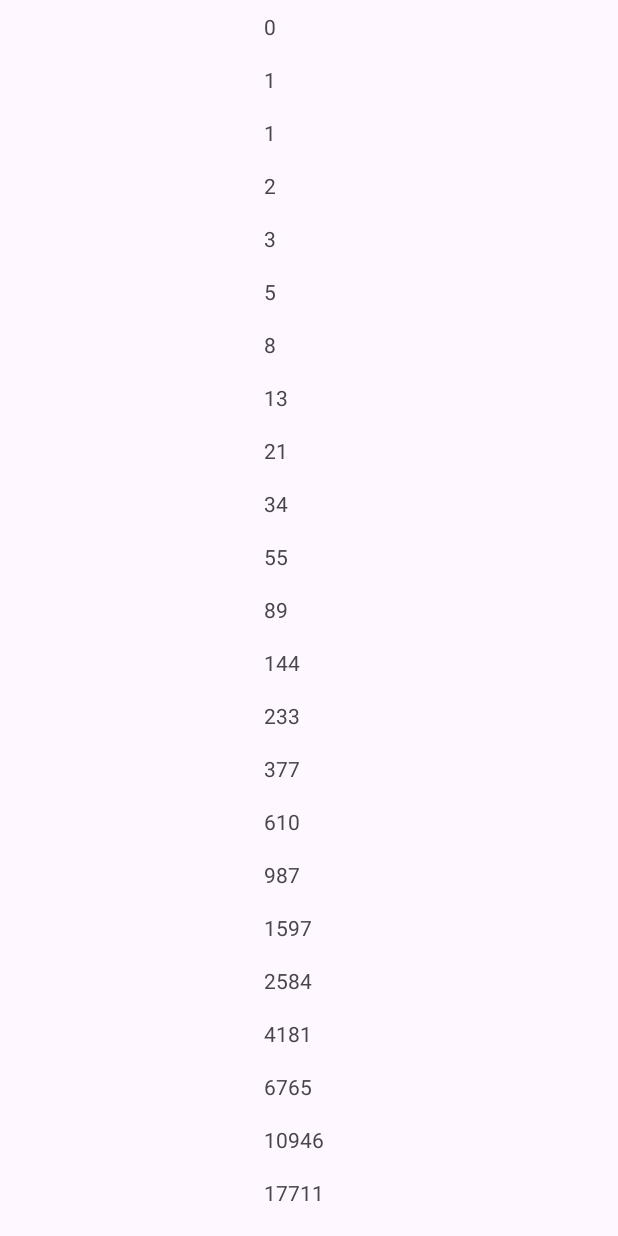
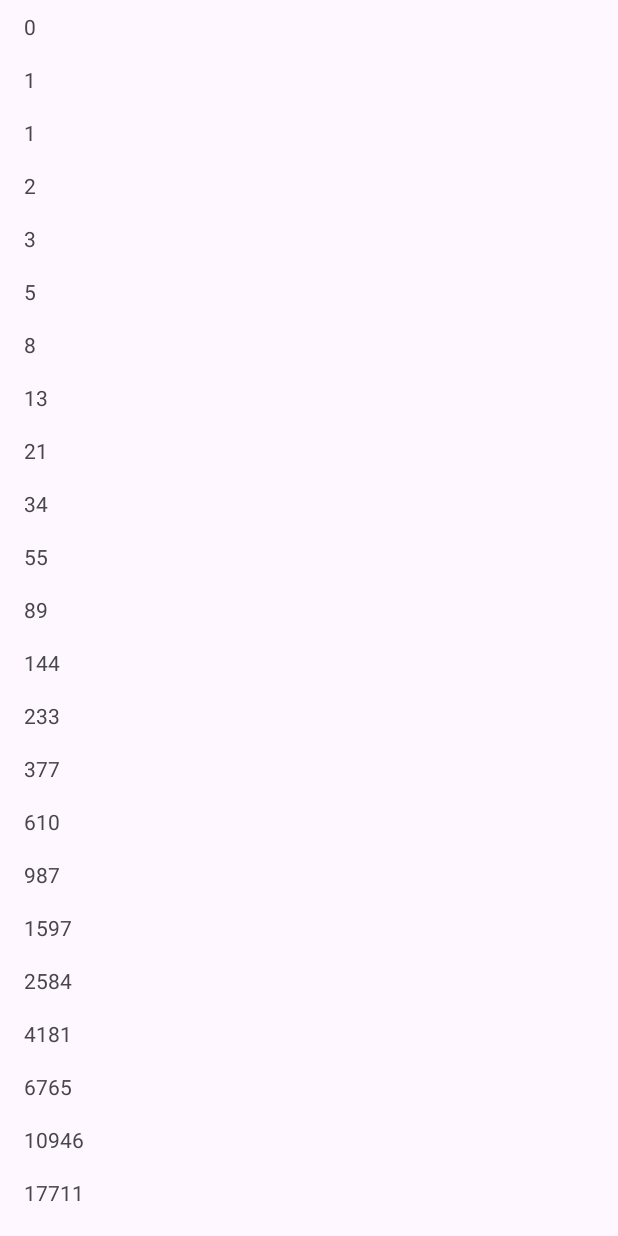
Before and after one commit to Mutava-Ndinda/Fibonacci_Series_KT, an Android app: the screen it shows after launch (MainActivity), on a phone screen of 412 x 824 dp. Run offline under Robolectric (Android 15) with nearby library versions, the phone set to English and light mode, and no system bars.

Commit message:
made change

```diff
--- a/app/src/main/res/layout/fibinacci_series.xml
+++ b/app/src/main/res/layout/fibinacci_series.xml
@@ -7,14 +7,13 @@
 
     <TextView
         android:id="@+id/tvNumber"
-        android:layout_width="wrap_content"
+        android:layout_width="0dp"
         android:layout_height="wrap_content"
-        android:layout_marginStart="176dp"
+        android:layout_marginStart="16dp"
         android:layout_marginTop="8dp"
         android:layout_marginBottom="8dp"
         android:text="TextView"
         app:layout_constraintBottom_toBottomOf="parent"
         app:layout_constraintStart_toStartOf="parent"
-        app:layout_constraintTop_toTopOf="parent"
-        app:layout_constraintVertical_bias="0.011" />
+        app:layout_constraintTop_toTopOf="parent"/>
 </androidx.constraintlayout.widget.ConstraintLayout>
```
